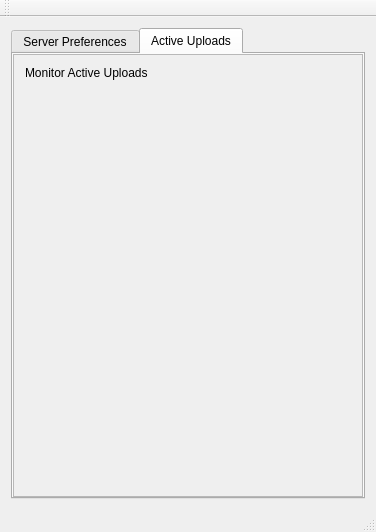
Old version of the form QtFileTransferServer/mainwindow.ui in the repository mrafcho001/QtFileTransfer.
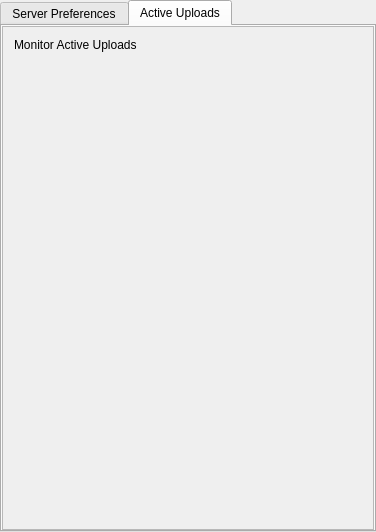
New version of the form. The open tabs and pages were chosen to show the change.

Patch:
```diff
--- a/QtFileTransferServer/mainwindow.ui
+++ b/QtFileTransferServer/mainwindow.ui
@@ -15,6 +15,9 @@
   </property>
   <widget class="QWidget" name="centralWidget">
    <layout class="QVBoxLayout" name="verticalLayout">
+    <property name="margin">
+     <number>0</number>
+    </property>
     <item>
      <widget class="QTabWidget" name="tabWidget">
       <property name="currentIndex">
@@ -122,8 +125,8 @@
             <rect>
              <x>0</x>
              <y>0</y>
-             <width>354</width>
-             <height>444</height>
+             <width>362</width>
+             <height>497</height>
             </rect>
            </property>
            <layout class="QVBoxLayout" name="verticalLayout_5" stretch="1,100">
@@ -170,25 +173,6 @@
     </item>
    </layout>
   </widget>
-  <widget class="QMenuBar" name="menuBar">
-   <property name="geometry">
-    <rect>
-     <x>0</x>
-     <y>0</y>
-     <width>376</width>
-     <height>20</height>
-    </rect>
-   </property>
-  </widget>
-  <widget class="QToolBar" name="mainToolBar">
-   <attribute name="toolBarArea">
-    <enum>TopToolBarArea</enum>
-   </attribute>
-   <attribute name="toolBarBreak">
-    <bool>false</bool>
-   </attribute>
-  </widget>
-  <widget class="QStatusBar" name="statusBar"/>
  </widget>
  <layoutdefault spacing="6" margin="11"/>
  <resources/>
```
Left out of the diff: 2 changed lines with no effect on the pictures.
